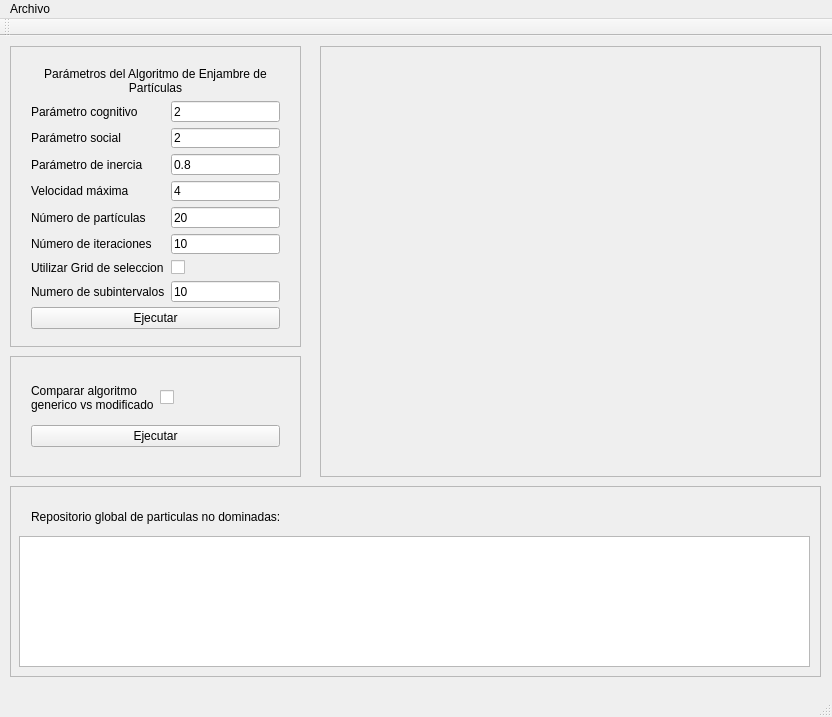
This is mainwindow.ui in antonioaraujob/omopep as Qt 5 draws it before an edit. The edited form follows.
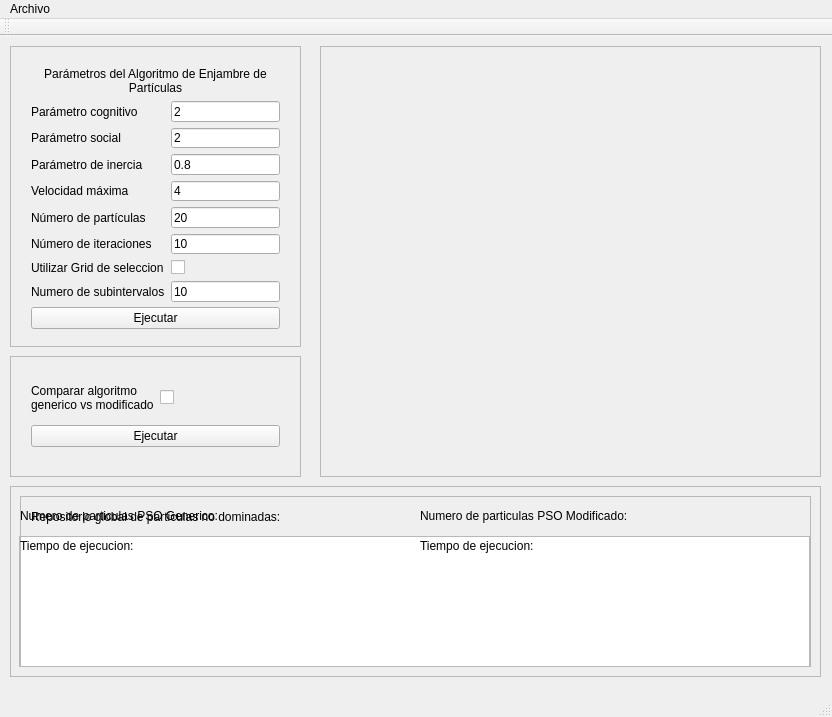
This is the edited form. Custom widgets are drawn as their Qt base class.

Commit message: Implementada gráfica de comparación entre el algoritmo PSO genérico y la modificación incorporada en la selección del líder. Adicionalmente se presenta tiempo de ejecución en la comparación.

```diff
--- a/mainwindow.ui
+++ b/mainwindow.ui
@@ -235,6 +235,150 @@
       </item>
      </layout>
     </widget>
+    <widget class="QFrame" name="frameComparationResults">
+     <property name="geometry">
+      <rect>
+       <x>10</x>
+       <y>10</y>
+       <width>791</width>
+       <height>171</height>
+      </rect>
+     </property>
+     <property name="frameShape">
+      <enum>QFrame::StyledPanel</enum>
+     </property>
+     <property name="frameShadow">
+      <enum>QFrame::Raised</enum>
+     </property>
+     <widget class="QLabel" name="label_PSO_generico">
+      <property name="geometry">
+       <rect>
+        <x>0</x>
+        <y>10</y>
+        <width>261</width>
+        <height>20</height>
+       </rect>
+      </property>
+      <property name="text">
+       <string>Numero de particulas PSO Generico:</string>
+      </property>
+     </widget>
+     <widget class="QLabel" name="label_PSO_modificado">
+      <property name="geometry">
+       <rect>
+        <x>400</x>
+        <y>10</y>
+        <width>261</width>
+        <height>20</height>
+       </rect>
+      </property>
+      <property name="text">
+       <string>Numero de particulas PSO Modificado:</string>
+      </property>
+     </widget>
+     <widget class="QLabel" name="psoGenericNumber">
+      <property name="geometry">
+       <rect>
+        <x>250</x>
+        <y>0</y>
+        <width>41</width>
+        <height>41</height>
+       </rect>
+      </property>
+      <property name="font">
+       <font>
+        <weight>75</weight>
+        <bold>true</bold>
+       </font>
+      </property>
+      <property name="text">
+       <string/>
+      </property>
+     </widget>
+     <widget class="QLabel" name="psoModifiedNumber">
+      <property name="geometry">
+       <rect>
+        <x>670</x>
+        <y>0</y>
+        <width>41</width>
+        <height>41</height>
+       </rect>
+      </property>
+      <property name="font">
+       <font>
+        <weight>75</weight>
+        <bold>true</bold>
+       </font>
+      </property>
+      <property name="text">
+       <string/>
+      </property>
+     </widget>
+     <widget class="QLabel" name="label_tiempo_generico">
+      <property name="geometry">
+       <rect>
+        <x>0</x>
+        <y>40</y>
+        <width>141</width>
+        <height>20</height>
+       </rect>
+      </property>
+      <property name="text">
+       <string>Tiempo de ejecucion:</string>
+      </property>
+     </widget>
+     <widget class="QLabel" name="psoGenericTime">
+      <property name="geometry">
+       <rect>
+        <x>180</x>
+        <y>30</y>
+        <width>111</width>
+        <height>41</height>
+       </rect>
+      </property>
+      <property name="font">
+       <font>
+        <weight>75</weight>
+        <bold>true</bold>
+       </font>
+      </property>
+      <property name="text">
+       <string/>
+      </property>
+     </widget>
+     <widget class="QLabel" name="psoModifiedTime">
+      <property name="geometry">
+       <rect>
+        <x>620</x>
+        <y>30</y>
+        <width>111</width>
+        <height>41</height>
+       </rect>
+      </property>
+      <property name="font">
+       <font>
+        <weight>75</weight>
+        <bold>true</bold>
+       </font>
+      </property>
+      <property name="text">
+       <string/>
+      </property>
+     </widget>
+     <widget class="QLabel" name="label_tiempo_modificado">
+      <property name="geometry">
+       <rect>
+        <x>400</x>
+        <y>40</y>
+        <width>151</width>
+        <height>20</height>
+       </rect>
+      </property>
+      <property name="text">
+       <string>Tiempo de ejecucion:</string>
+      </property>
+     </widget>
+    </widget>
    </widget>
    <widget class="QFrame" name="frame_4">
     <property name="geometry">
```
The commit also changes 4 other files.
